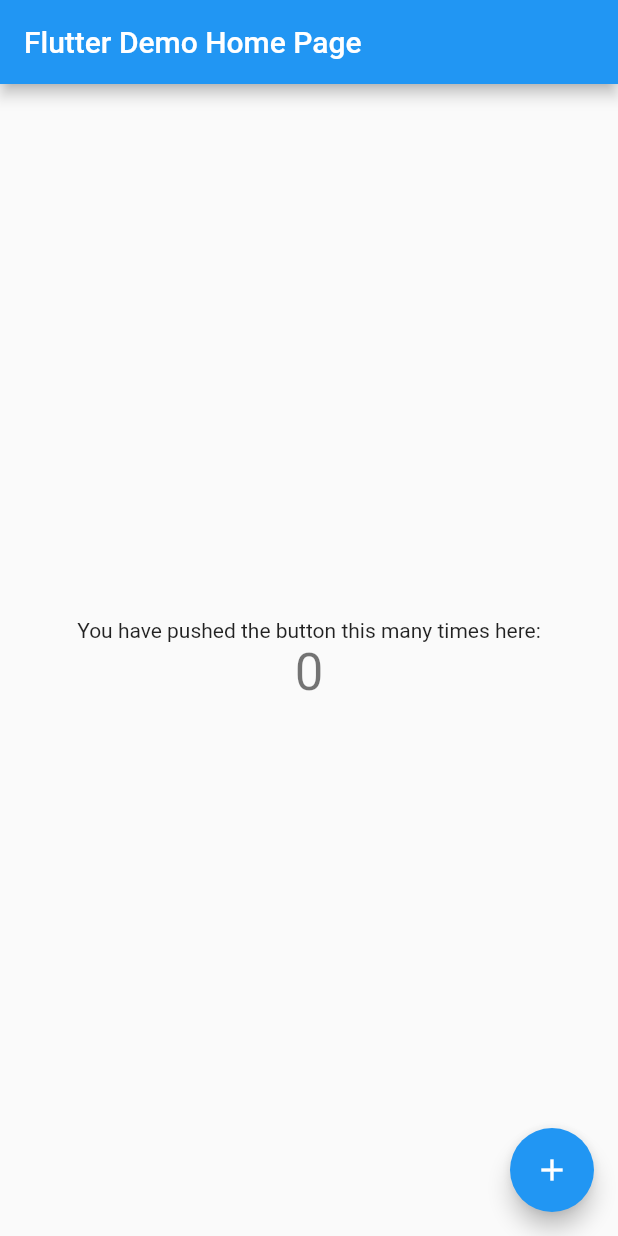
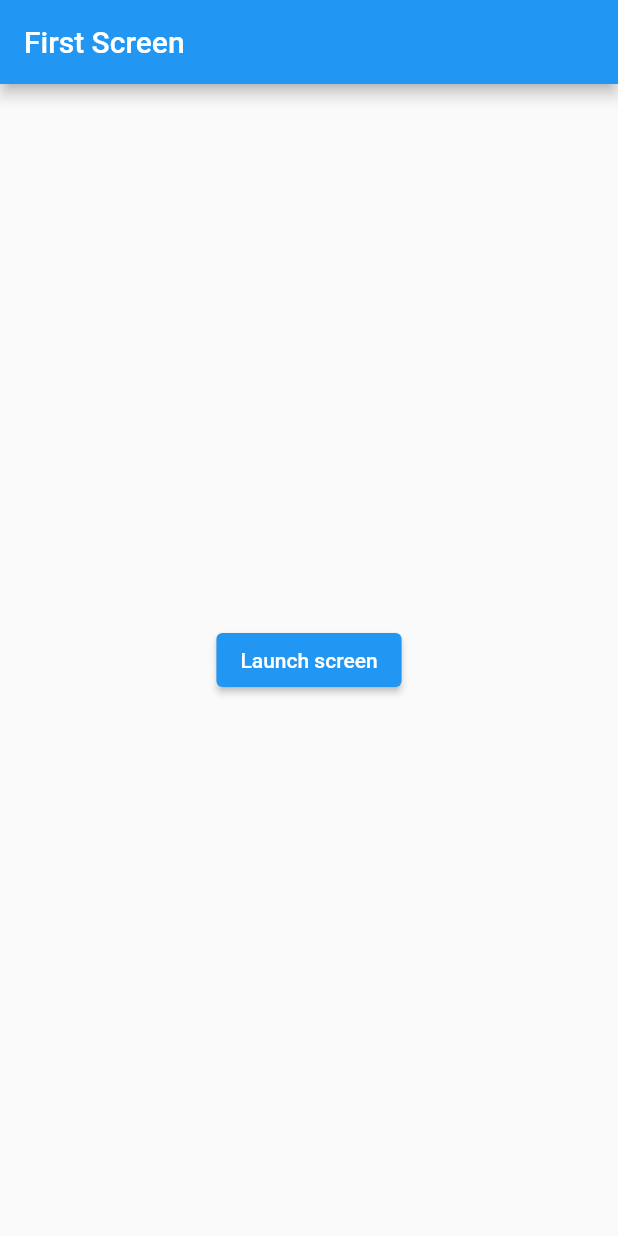
Before and after one commit to roitpak/My-Marvel-Flutter, a Flutter app: the screen it shows after launch, on a phone screen of 412 x 824 dp. Run offline on Flutter 3.47's test engine with Material 2 defaults, Android fonts, the phone set to English and light mode, and no system bars.

Commit message:
navigation setup

```diff
--- a/lib/main.dart
+++ b/lib/main.dart
@@ -1,115 +1,6 @@
 import 'package:flutter/material.dart';
+import 'package:my_first_flutter_application/src/screens/MainScreen.dart';
 
 void main() {
-  runApp(const MyApp());
+  runApp(const MainScreen());
 }
-
-class MyApp extends StatelessWidget {
-  const MyApp({super.key});
-
-  // This widget is the root of your application.
-  @override
-  Widget build(BuildContext context) {
-    return MaterialApp(
-      title: 'Flutter Dssssssemo',
-      theme: ThemeData(
-        // This is the theme of your application.
-        //
-        // Try running your application with "flutter run". You'll see the
-        // application has a blue toolbar. Then, without quitting the app, try
-        // changing the primarySwatch below to Colors.green and then invoke
-        // "hot reload" (press "r" in the console where you ran "flutter run",
-        // or simply save your changes to "hot reload" in a Flutter IDE).
-        // Notice that the counter didn't reset back to zero; the application
-        // is not restarted.
-        primarySwatch: Colors.blue,
-      ),
-      home: const MyHomePage(title: 'Flutter Demo Home Page'),
-    );
-  }
-}
-
-class MyHomePage extends StatefulWidget {
-  const MyHomePage({super.key, required this.title});
-
-  // This widget is the home page of your application. It is stateful, meaning
-  // that it has a State object (defined below) that contains fields that affect
-  // how it looks.
-
-  // This class is the configuration for the state. It holds the values (in this
-  // case the title) provided by the parent (in this case the App widget) and
-  // used by the build method of the State. Fields in a Widget subclass are
-  // always marked "final".
-
-  final String title;
-
-  @override
-  State<MyHomePage> createState() => _MyHomePageState();
-}
-
-class _MyHomePageState extends State<MyHomePage> {
-  int _counter = 0;
-
-  void _incrementCounter() {
-    setState(() {
-      // This call to setState tells the Flutter framework that something has
-      // changed in this State, which causes it to rerun the build method below
-      // so that the display can reflect the updated values. If we changed
-      // _counter without calling setState(), then the build method would not be
-      // called again, and so nothing would appear to happen.
-      _counter++;
-    });
-  }
-
-  @override
-  Widget build(BuildContext context) {
-    // This method is rerun every time setState is called, for instance as done
-    // by the _incrementCounter method above.
-    //
-    // The Flutter framework has been optimized to make rerunning build methods
-    // fast, so that you can just rebuild anything that needs updating rather
-    // than having to individually change instances of widgets.
-    return Scaffold(
-      appBar: AppBar(
-        // Here we take the value from the MyHomePage object that was created by
-        // the App.build method, and use it to set our appbar title.
-        title: Text(widget.title),
-      ),
-      body: Center(
-        // Center is a layout widget. It takes a single child and positions it
-        // in the middle of the parent.
-        child: Column(
-          // Column is also a layout widget. It takes a list of children and
-          // arranges them vertically. By default, it sizes itself to fit its
-          // children horizontally, and tries to be as tall as its parent.
-          //
-          // Invoke "debug painting" (press "p" in the console, choose the
-          // "Toggle Debug Paint" action from the Flutter Inspector in Android
-          // Studio, or the "Toggle Debug Paint" command in Visual Studio Code)
-          // to see the wireframe for each widget.
-          //
-          // Column has various properties to control how it sizes itself and
-          // how it positions its children. Here we use mainAxisAlignment to
-          // center the children vertically; the main axis here is the vertical
-          // axis because Columns are vertical (the cross axis would be
-          // horizontal).
-          mainAxisAlignment: MainAxisAlignment.center,
-          children: <Widget>[
-            const Text(
-              'You have pushed the button this many times here:',
-            ),
-            Text(
-              '$_counter',
-              style: Theme.of(context).textTheme.headline4,
-            ),
-          ],
-        ),
-      ),
-      floatingActionButton: FloatingActionButton(
-        onPressed: _incrementCounter,
-        tooltip: 'Increment',
-        child: const Icon(Icons.add),
-      ), // This trailing comma makes auto-formatting nicer for build methods.
-    );
-  }
-}
--- /dev/null
+++ b/lib/src/screens/Dashboard.dart
@@ -0,0 +1,22 @@
+import 'package:flutter/material.dart';
+
+class Dashboard extends StatelessWidget {
+  const Dashboard({super.key});
+
+  @override
+  Widget build(BuildContext context) {
+    return Scaffold(
+      appBar: AppBar(
+        title: const Text('Second Screen'),
+      ),
+      body: Center(
+        child: ElevatedButton(
+          onPressed: () {
+            Navigator.pop(context);
+          },
+          child: const Text('Go back!'),
+        ),
+      ),
+    );
+  }
+}
--- /dev/null
+++ b/lib/src/screens/LoginScreen.dart
@@ -0,0 +1,27 @@
+import 'package:flutter/material.dart';
+
+class LoginScreen extends StatefulWidget {
+  const LoginScreen({super.key});
+
+  @override
+  State<LoginScreen> createState() => _LoginScreen();
+}
+
+class _LoginScreen extends State<LoginScreen> {
+  @override
+  Widget build(BuildContext context) {
+    return Scaffold(
+      appBar: AppBar(
+        title: const Text('First Screen'),
+      ),
+      body: Center(
+        child: ElevatedButton(
+          onPressed: () {
+            Navigator.pushNamed(context, '/dashboard');
+          },
+          child: const Text('Launch screen'),
+        ),
+      ),
+    );
+  }
+}
--- /dev/null
+++ b/lib/src/screens/MainScreen.dart
@@ -0,0 +1,18 @@
+import 'package:flutter/material.dart';
+import 'package:my_first_flutter_application/src/screens/Dashboard.dart';
+import 'package:my_first_flutter_application/src/screens/LoginScreen.dart';
+
+class MainScreen extends StatelessWidget {
+  const MainScreen({super.key});
+  @override
+  Widget build(context) {
+    return MaterialApp(
+      title: "News!",
+      initialRoute: '/',
+      routes: {
+        '/': (context) => const LoginScreen(),
+        '/dashboard': (context) => const Dashboard(),
+      },
+    );
+  }
+}
```
Also changed, not shown: 16 other files.
